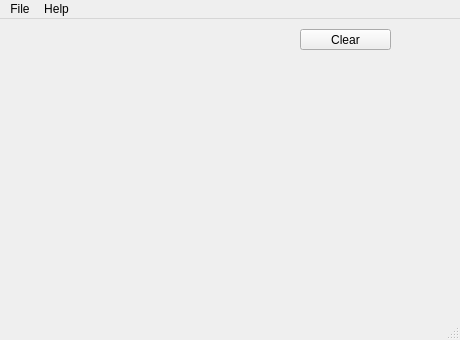
This is mainwindow.ui in RaymondProduction/neural_network_perseptron as Qt 5 draws it before an edit. The edited form follows.
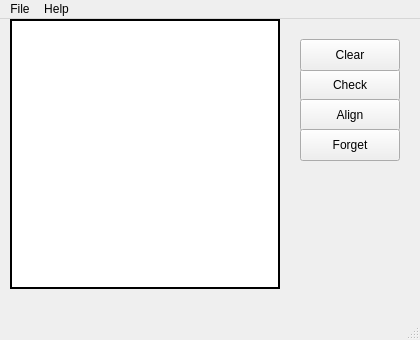
This is the edited form.

Commit message: Change the background color. Add the ability to draw more than one figure

```diff
--- a/mainwindow.ui
+++ b/mainwindow.ui
@@ -6,7 +6,7 @@
    <rect>
     <x>0</x>
     <y>0</y>
-    <width>460</width>
+    <width>420</width>
     <height>340</height>
    </rect>
   </property>
@@ -18,7 +18,7 @@
     <property name="geometry">
      <rect>
       <x>10</x>
-      <y>10</y>
+      <y>0</y>
       <width>270</width>
       <height>270</height>
      </rect>
@@ -29,28 +29,71 @@
     <property name="autoFillBackground">
      <bool>false</bool>
     </property>
+    <property name="styleSheet">
+     <string notr="true">border: 2px solid black;
+background-color: white;</string>
+    </property>
    </widget>
    <widget class="QPushButton" name="pushButton">
     <property name="geometry">
      <rect>
       <x>300</x>
-      <y>10</y>
-      <width>91</width>
-      <height>21</height>
+      <y>50</y>
+      <width>100</width>
+      <height>32</height>
+     </rect>
+    </property>
+    <property name="text">
+     <string>Check</string>
+    </property>
+   </widget>
+   <widget class="QPushButton" name="clearButton">
+    <property name="geometry">
+     <rect>
+      <x>300</x>
+      <y>20</y>
+      <width>100</width>
+      <height>32</height>
      </rect>
     </property>
     <property name="text">
      <string>Clear</string>
     </property>
    </widget>
+   <widget class="QPushButton" name="alignButton">
+    <property name="geometry">
+     <rect>
+      <x>300</x>
+      <y>80</y>
+      <width>100</width>
+      <height>32</height>
+     </rect>
+    </property>
+    <property name="text">
+     <string>Align</string>
+    </property>
+   </widget>
+   <widget class="QPushButton" name="forgetButton">
+    <property name="geometry">
+     <rect>
+      <x>300</x>
+      <y>110</y>
+      <width>100</width>
+      <height>32</height>
+     </rect>
+    </property>
+    <property name="text">
+     <string>Forget</string>
+    </property>
+   </widget>
   </widget>
   <widget class="QMenuBar" name="menubar">
    <property name="geometry">
     <rect>
      <x>0</x>
      <y>0</y>
-     <width>469</width>
-     <height>23</height>
+     <width>420</width>
+     <height>33</height>
     </rect>
    </property>
    <widget class="QMenu" name="menuFile">
```
Left out of the diff: 2 changed lines with no effect on the pictures. The commit also changes 2 other files.
